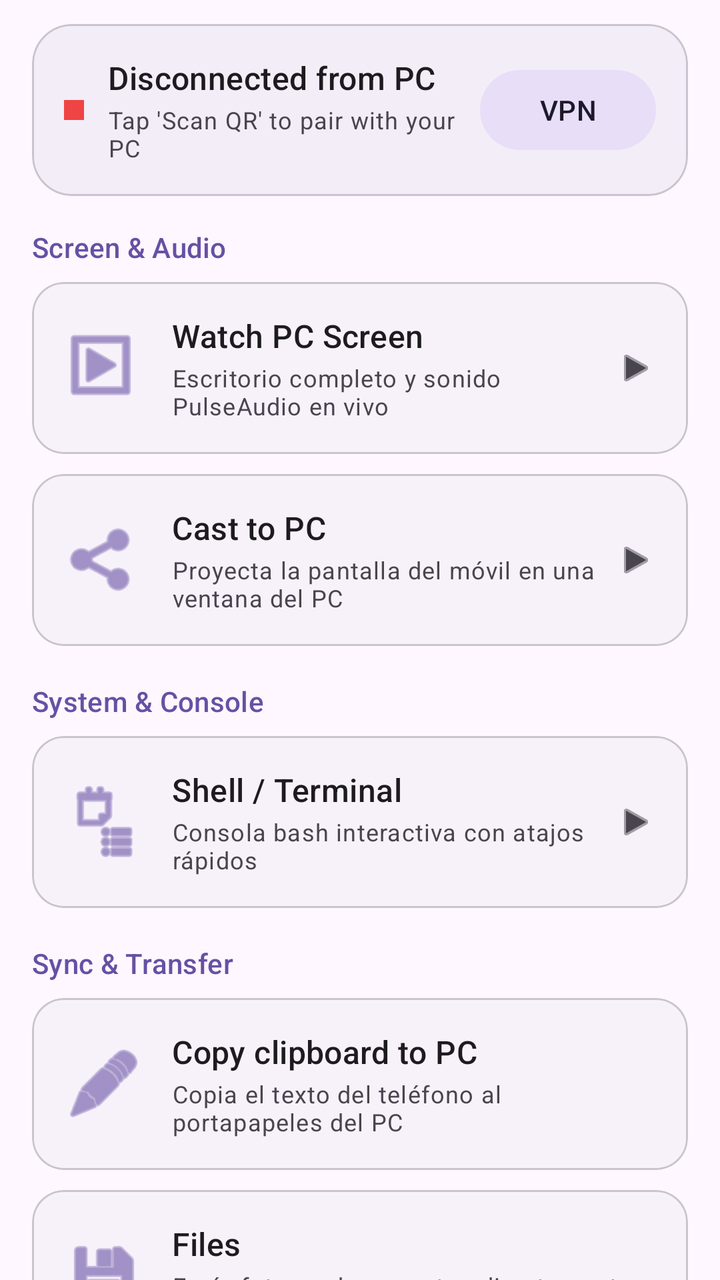
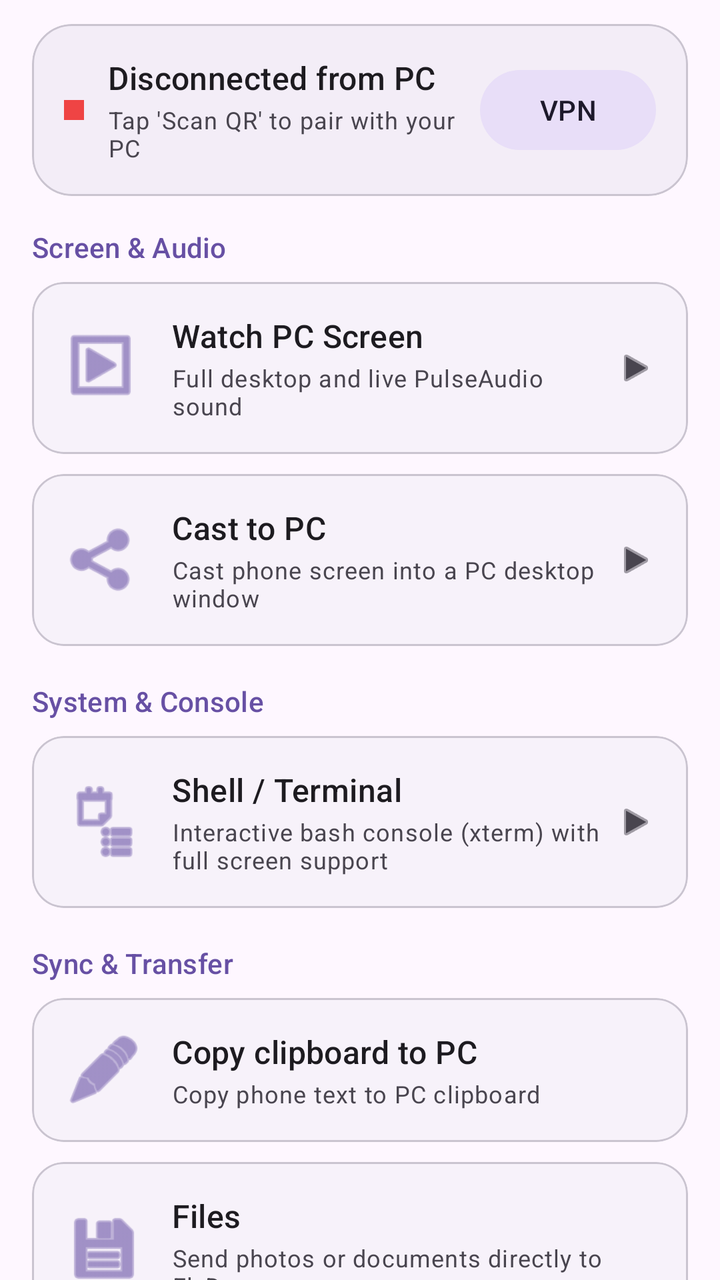

An Android layout rendered at two revisions. The XML below is the earlier revision; the diff shows what the commit changed to produce the second picture.
<!-- AndroidManifest.xml: application theme Theme.PulsarPhone -->
<!-- res/layout/view_tab_tools.xml -->
<?xml version="1.0" encoding="utf-8"?>
<androidx.core.widget.NestedScrollView xmlns:android="http://schemas.android.com/apk/res/android"
    xmlns:app="http://schemas.android.com/apk/res-auto"
    android:layout_width="match_parent"
    android:layout_height="match_parent"
    android:fillViewport="true">

    <LinearLayout
        android:layout_width="match_parent"
        android:layout_height="wrap_content"
        android:orientation="vertical"
        android:paddingHorizontal="16dp"
        android:paddingTop="12dp"
        android:paddingBottom="28dp">

        
        <com.google.android.material.card.MaterialCardView
            android:layout_width="match_parent"
            android:layout_height="wrap_content"
            android:layout_marginBottom="16dp"
            app:cardBackgroundColor="?attr/colorSurfaceContainer"
            app:cardCornerRadius="20dp"
            app:cardElevation="0dp"
            app:strokeColor="?attr/colorOutlineVariant"
            app:strokeWidth="1dp">

            <LinearLayout
                android:layout_width="match_parent"
                android:layout_height="wrap_content"
                android:gravity="center_vertical"
                android:orientation="horizontal"
                android:padding="16dp">

                <View
                    android:id="@+id/toolsStatusIndicator"
                    android:layout_width="10dp"
                    android:layout_height="10dp"
                    android:layout_marginEnd="12dp"
                    android:background="@drawable/ic_launcher_round"
                    android:backgroundTint="@color/status_disconnected" />

                <LinearLayout
                    android:layout_width="0dp"
                    android:layout_height="wrap_content"
                    android:layout_weight="1"
                    android:orientation="vertical">

                    <TextView
                        android:id="@+id/toolsStatusTitle"
                        android:layout_width="wrap_content"
                        android:layout_height="wrap_content"
                        android:text="@string/vpn_disconnected"
                        android:textAppearance="?attr/textAppearanceTitleMedium"
                        android:textColor="?attr/colorOnSurface" />

                    <TextView
                        android:id="@+id/toolsStatusSubtitle"
                        android:layout_width="wrap_content"
                        android:layout_height="wrap_content"
                        android:layout_marginTop="2dp"
                        android:text="@string/scan_qr_to_pair"
                        android:textAppearance="?attr/textAppearanceBodySmall"
                        android:textColor="?attr/colorOnSurfaceVariant" />

                </LinearLayout>

                <com.google.android.material.button.MaterialButton
                    android:id="@+id/btnToggleVpn"
                    style="@style/Widget.Material3.Button.TonalButton"
                    android:layout_width="wrap_content"
                    android:layout_height="wrap_content"
                    android:text="@string/btn_vpn" />

            </LinearLayout>

        </com.google.android.material.card.MaterialCardView>

        
        <TextView
            android:layout_width="match_parent"
            android:layout_height="wrap_content"
            android:layout_marginBottom="8dp"
            android:text="@string/tools_streaming_header"
            android:textAppearance="?attr/textAppearanceLabelLarge"
            android:textColor="?attr/colorPrimary" />

        
        <com.google.android.material.card.MaterialCardView
            android:id="@+id/cardWatchPc"
            android:layout_width="match_parent"
            android:layout_height="wrap_content"
            android:layout_marginBottom="10dp"
            android:clickable="true"
            android:focusable="true"
            app:cardBackgroundColor="?attr/colorSurfaceContainerLow"
            app:cardCornerRadius="16dp"
            app:cardElevation="0dp"
            app:strokeColor="?attr/colorOutlineVariant"
            app:strokeWidth="1dp">

            <LinearLayout
                android:layout_width="match_parent"
                android:layout_height="wrap_content"
                android:gravity="center_vertical"
                android:orientation="horizontal"
                android:padding="16dp">

                <ImageView
                    android:layout_width="40dp"
                    android:layout_height="40dp"
                    android:layout_marginEnd="14dp"
                    android:src="@android:drawable/ic_menu_slideshow"
                    app:tint="?attr/colorPrimary" />

                <LinearLayout
                    android:layout_width="0dp"
                    android:layout_height="wrap_content"
                    android:layout_weight="1"
                    android:orientation="vertical">

                    <TextView
                        android:layout_width="wrap_content"
                        android:layout_height="wrap_content"
                        android:text="@string/btn_watch_pc"
                        android:textAppearance="?attr/textAppearanceTitleMedium"
                        android:textColor="?attr/colorOnSurface" />

                    <TextView
                        android:layout_width="wrap_content"
                        android:layout_height="wrap_content"
                        android:layout_marginTop="2dp"
                        android:text="Escritorio completo y sonido PulseAudio en vivo"
                        android:textAppearance="?attr/textAppearanceBodySmall"
                        android:textColor="?attr/colorOnSurfaceVariant" />

                </LinearLayout>

                <ImageView
                    android:layout_width="20dp"
                    android:layout_height="20dp"
                    android:src="@android:drawable/ic_media_play"
                    app:tint="?attr/colorOnSurfaceVariant" />

            </LinearLayout>

        </com.google.android.material.card.MaterialCardView>

        
        <com.google.android.material.card.MaterialCardView
            android:id="@+id/cardCastPhone"
            android:layout_width="match_parent"
            android:layout_height="wrap_content"
            android:layout_marginBottom="18dp"
            android:clickable="true"
            android:focusable="true"
            app:cardBackgroundColor="?attr/colorSurfaceContainerLow"
            app:cardCornerRadius="16dp"
            app:cardElevation="0dp"
            app:strokeColor="?attr/colorOutlineVariant"
            app:strokeWidth="1dp">

            <LinearLayout
                android:layout_width="match_parent"
                android:layout_height="wrap_content"
                android:gravity="center_vertical"
                android:orientation="horizontal"
                android:padding="16dp">

                <ImageView
                    android:layout_width="40dp"
                    android:layout_height="40dp"
                    android:layout_marginEnd="14dp"
                    android:src="@android:drawable/ic_menu_share"
                    app:tint="?attr/colorPrimary" />

                <LinearLayout
                    android:layout_width="0dp"
                    android:layout_height="wrap_content"
                    android:layout_weight="1"
                    android:orientation="vertical">

                    <TextView
                        android:id="@+id/tvCastPhoneTitle"
                        android:layout_width="wrap_content"
                        android:layout_height="wrap_content"
                        android:text="@string/btn_cast_to_pc"
                        android:textAppearance="?attr/textAppearanceTitleMedium"
                        android:textColor="?attr/colorOnSurface" />

                    <TextView
                        android:layout_width="wrap_content"
                        android:layout_height="wrap_content"
                        android:layout_marginTop="2dp"
                        android:text="Proyecta la pantalla del móvil en una ventana del PC"
                        android:textAppearance="?attr/textAppearanceBodySmall"
                        android:textColor="?attr/colorOnSurfaceVariant" />

                </LinearLayout>

                <ImageView
                    android:layout_width="20dp"
                    android:layout_height="20dp"
                    android:src="@android:drawable/ic_media_play"
                    app:tint="?attr/colorOnSurfaceVariant" />

            </LinearLayout>

        </com.google.android.material.card.MaterialCardView>

        
        <TextView
            android:layout_width="match_parent"
            android:layout_height="wrap_content"
            android:layout_marginBottom="8dp"
            android:text="@string/tools_system_header"
            android:textAppearance="?attr/textAppearanceLabelLarge"
            android:textColor="?attr/colorPrimary" />

        
        <com.google.android.material.card.MaterialCardView
            android:id="@+id/cardRemoteShell"
            android:layout_width="match_parent"
            android:layout_height="wrap_content"
            android:layout_marginBottom="18dp"
            android:clickable="true"
            android:focusable="true"
            app:cardBackgroundColor="?attr/colorSurfaceContainerLow"
            app:cardCornerRadius="16dp"
            app:cardElevation="0dp"
            app:strokeColor="?attr/colorOutlineVariant"
            app:strokeWidth="1dp">

            <LinearLayout
                android:layout_width="match_parent"
                android:layout_height="wrap_content"
                android:gravity="center_vertical"
                android:orientation="horizontal"
                android:padding="16dp">

                <ImageView
                    android:layout_width="40dp"
                    android:layout_height="40dp"
                    android:layout_marginEnd="14dp"
                    android:src="@android:drawable/ic_menu_agenda"
                    app:tint="?attr/colorPrimary" />

                <LinearLayout
                    android:layout_width="0dp"
                    android:layout_height="wrap_content"
                    android:layout_weight="1"
                    android:orientation="vertical">

                    <TextView
                        android:layout_width="wrap_content"
                        android:layout_height="wrap_content"
                        android:text="@string/btn_terminal"
                        android:textAppearance="?attr/textAppearanceTitleMedium"
                        android:textColor="?attr/colorOnSurface" />

                    <TextView
                        android:layout_width="wrap_content"
                        android:layout_height="wrap_content"
                        android:layout_marginTop="2dp"
                        android:text="Consola bash interactiva con atajos rápidos"
                        android:textAppearance="?attr/textAppearanceBodySmall"
                        android:textColor="?attr/colorOnSurfaceVariant" />

                </LinearLayout>

                <ImageView
                    android:layout_width="20dp"
                    android:layout_height="20dp"
                    android:src="@android:drawable/ic_media_play"
                    app:tint="?attr/colorOnSurfaceVariant" />

            </LinearLayout>

        </com.google.android.material.card.MaterialCardView>

        
        <TextView
            android:layout_width="match_parent"
            android:layout_height="wrap_content"
            android:layout_marginBottom="8dp"
            android:text="@string/tools_sync_header"
            android:textAppearance="?attr/textAppearanceLabelLarge"
            android:textColor="?attr/colorPrimary" />

        
        <com.google.android.material.card.MaterialCardView
            android:id="@+id/cardClipboardSync"
            android:layout_width="match_parent"
            android:layout_height="wrap_content"
            android:layout_marginBottom="10dp"
            android:clickable="true"
            android:focusable="true"
            app:cardBackgroundColor="?attr/colorSurfaceContainerLow"
            app:cardCornerRadius="16dp"
            app:cardElevation="0dp"
            app:strokeColor="?attr/colorOutlineVariant"
            app:strokeWidth="1dp">

            <LinearLayout
                android:layout_width="match_parent"
                android:layout_height="wrap_content"
                android:gravity="center_vertical"
                android:orientation="horizontal"
                android:padding="16dp">

                <ImageView
                    android:layout_width="40dp"
                    android:layout_height="40dp"
                    android:layout_marginEnd="14dp"
                    android:src="@android:drawable/ic_menu_edit"
                    app:tint="?attr/colorPrimary" />

                <LinearLayout
                    android:layout_width="0dp"
                    android:layout_height="wrap_content"
                    android:layout_weight="1"
                    android:orientation="vertical">

                    <TextView
                        android:layout_width="wrap_content"
                        android:layout_height="wrap_content"
                        android:text="@string/send_clipboard"
                        android:textAppearance="?attr/textAppearanceTitleMedium"
                        android:textColor="?attr/colorOnSurface" />

                    <TextView
                        android:layout_width="wrap_content"
                        android:layout_height="wrap_content"
                        android:layout_marginTop="2dp"
                        android:text="Copia el texto del teléfono al portapapeles del PC"
                        android:textAppearance="?attr/textAppearanceBodySmall"
                        android:textColor="?attr/colorOnSurfaceVariant" />

                </LinearLayout>

            </LinearLayout>

        </com.google.android.material.card.MaterialCardView>

        
        <com.google.android.material.card.MaterialCardView
            android:id="@+id/cardSendFiles"
            android:layout_width="match_parent"
            android:layout_height="wrap_content"
            android:layout_marginBottom="10dp"
            android:clickable="true"
            android:focusable="true"
            app:cardBackgroundColor="?attr/colorSurfaceContainerLow"
            app:cardCornerRadius="16dp"
            app:cardElevation="0dp"
            app:strokeColor="?attr/colorOutlineVariant"
            app:strokeWidth="1dp">

            <LinearLayout
                android:layout_width="match_parent"
                android:layout_height="wrap_content"
                android:gravity="center_vertical"
                android:orientation="horizontal"
                android:padding="16dp">

                <ImageView
                    android:layout_width="40dp"
                    android:layout_height="40dp"
                    android:layout_marginEnd="14dp"
                    android:src="@android:drawable/ic_menu_save"
                    app:tint="?attr/colorPrimary" />

                <LinearLayout
                    android:layout_width="0dp"
                    android:layout_height="wrap_content"
                    android:layout_weight="1"
                    android:orientation="vertical">

                    <TextView
                        android:layout_width="wrap_content"
                        android:layout_height="wrap_content"
                        android:text="@string/btn_files"
                        android:textAppearance="?attr/textAppearanceTitleMedium"
                        android:textColor="?attr/colorOnSurface" />

                    <TextView
                        android:layout_width="wrap_content"
                        android:layout_height="wrap_content"
                        android:layout_marginTop="2dp"
                        android:text="Envía fotos o documentos directamente a FlyDrop"
                        android:textAppearance="?attr/textAppearanceBodySmall"
                        android:textColor="?attr/colorOnSurfaceVariant" />

                </LinearLayout>

            </LinearLayout>

        </com.google.android.material.card.MaterialCardView>

        
        <com.google.android.material.card.MaterialCardView
            android:id="@+id/cardNotificationSync"
            android:layout_width="match_parent"
            android:layout_height="wrap_content"
            android:layout_marginBottom="10dp"
            android:clickable="true"
            android:focusable="true"
            app:cardBackgroundColor="?attr/colorSurfaceContainerLow"
            app:cardCornerRadius="16dp"
            app:cardElevation="0dp"
            app:strokeColor="?attr/colorOutlineVariant"
            app:strokeWidth="1dp">

            <LinearLayout
                android:layout_width="match_parent"
                android:layout_height="wrap_content"
                android:gravity="center_vertical"
                android:orientation="horizontal"
                android:padding="16dp">

                <ImageView
                    android:id="@+id/ivNotificationIcon"
                    android:layout_width="40dp"
                    android:layout_height="40dp"
                    android:layout_marginEnd="14dp"
                    android:src="@android:drawable/ic_dialog_info"
                    app:tint="?attr/colorPrimary" />

                <LinearLayout
                    android:layout_width="0dp"
                    android:layout_height="wrap_content"
                    android:layout_weight="1"
                    android:orientation="vertical">

                    <TextView
                        android:id="@+id/tvNotificationTitle"
                        android:layout_width="wrap_content"
                        android:layout_height="wrap_content"
                        android:text="@string/btn_notifications"
                        android:textAppearance="?attr/textAppearanceTitleMedium"
                        android:textColor="?attr/colorOnSurface" />

                    <TextView
                        android:id="@+id/tvNotificationSubtitle"
                        android:layout_width="wrap_content"
                        android:layout_height="wrap_content"
                        android:layout_marginTop="2dp"
                        android:text="Reenvía tus avisos al centro de notificaciones de Pulsar OS"
                        android:textAppearance="?attr/textAppearanceBodySmall"
                        android:textColor="?attr/colorOnSurfaceVariant" />

                </LinearLayout>

            </LinearLayout>

        </com.google.android.material.card.MaterialCardView>

    </LinearLayout>

</androidx.core.widget.NestedScrollView>
<!-- resources referenced by this layout -->
<resources>
  <color name="status_disconnected">#EF4444</color>
  <!-- drawable ic_launcher_round (drawable) -->
  <vector xmlns:android="http://schemas.android.com/apk/res/android"
      xmlns:aapt="http://schemas.android.com/aapt"
      android:width="108dp"
      android:height="108dp"
      android:viewportWidth="108"
      android:viewportHeight="108">
  
      
      <path
          android:pathData="M0,0 L108,0 L108,108 L0,108 Z">
          <aapt:attr name="android:fillColor">
              <gradient
                  android:startX="0"
                  android:startY="0"
                  android:endX="108"
                  android:endY="108"
                  android:type="linear">
                  <item android:color="#3584e4" android:offset="0.0"/>
                  <item android:color="#9141ac" android:offset="0.5"/>
                  <item android:color="#e01b24" android:offset="1.0"/>
              </gradient>
          </aapt:attr>
      </path>
  
      
      <path
          android:strokeColor="#FFFFFF"
          android:strokeWidth="3.5"
          android:strokeLineCap="round"
          android:strokeLineJoin="round"
          android:fillColor="#00000000"
          android:pathData="M46,32 L62,32 A5,5 0 0,1 67,37 L67,71 A5,5 0 0,1 62,76 L46,76 A5,5 0 0,1 41,71 L41,37 A5,5 0 0,1 46,32 Z"/>
  
      
      <path
          android:strokeColor="#FFFFFF"
          android:strokeWidth="2.5"
          android:strokeLineCap="round"
          android:pathData="M51,37 L57,37"/>
  
      
      <path
          android:strokeColor="#FFFFFF"
          android:strokeWidth="3.5"
          android:strokeLineCap="round"
          android:pathData="M54,71 L54.01,71"/>
  
  </vector>
  <string name="btn_cast_to_pc">Cast to PC</string>
  <string name="btn_files">Files</string>
  <string name="btn_notifications">Notifications</string>
  <string name="btn_terminal">Shell / Terminal</string>
  <string name="btn_vpn">VPN</string>
  <string name="btn_watch_pc">Watch PC Screen</string>
  <string name="scan_qr_to_pair">Tap \'Scan QR\' to pair with your PC</string>
  <string name="send_clipboard">Copy clipboard to PC</string>
  <string name="tools_streaming_header">Screen &amp; Audio</string>
  <string name="tools_sync_header">Sync &amp; Transfer</string>
  <string name="tools_system_header">System &amp; Console</string>
  <string name="vpn_disconnected">Disconnected from PC</string>
  <style name="Theme.PulsarPhone" parent="Theme.Material3.DayNight.NoActionBar">
          <item name="android:statusBarColor">?attr/colorSurface</item>
          <item name="android:windowLightStatusBar">true</item>
          <item name="android:navigationBarColor">?attr/colorSurface</item>
      </style>
</resources>

<!-- the commit's change to res/layout/view_tab_tools.xml (unified diff, before → after) -->
@@ -129,7 +129,7 @@
                         android:layout_width="wrap_content"
                         android:layout_height="wrap_content"
                         android:layout_marginTop="2dp"
-                        android:text="Escritorio completo y sonido PulseAudio en vivo"
+                        android:text="@string/tools_watch_pc_desc"
                         android:textAppearance="?attr/textAppearanceBodySmall"
                         android:textColor="?attr/colorOnSurfaceVariant" />
 
@@ -191,7 +191,7 @@
                         android:layout_width="wrap_content"
                         android:layout_height="wrap_content"
                         android:layout_marginTop="2dp"
-                        android:text="Proyecta la pantalla del móvil en una ventana del PC"
+                        android:text="@string/tools_cast_phone_desc"
                         android:textAppearance="?attr/textAppearanceBodySmall"
                         android:textColor="?attr/colorOnSurfaceVariant" />
 
@@ -261,7 +261,7 @@
                         android:layout_width="wrap_content"
                         android:layout_height="wrap_content"
                         android:layout_marginTop="2dp"
-                        android:text="Consola bash interactiva con atajos rápidos"
+                        android:text="@string/tools_terminal_desc"
                         android:textAppearance="?attr/textAppearanceBodySmall"
                         android:textColor="?attr/colorOnSurfaceVariant" />
 
@@ -331,7 +331,7 @@
                         android:layout_width="wrap_content"
                         android:layout_height="wrap_content"
                         android:layout_marginTop="2dp"
-                        android:text="Copia el texto del teléfono al portapapeles del PC"
+                        android:text="@string/tools_clipboard_desc"
                         android:textAppearance="?attr/textAppearanceBodySmall"
                         android:textColor="?attr/colorOnSurfaceVariant" />
 
@@ -386,7 +386,7 @@
                         android:layout_width="wrap_content"
                         android:layout_height="wrap_content"
                         android:layout_marginTop="2dp"
-                        android:text="Envía fotos o documentos directamente a FlyDrop"
+                        android:text="@string/tools_files_desc"
                         android:textAppearance="?attr/textAppearanceBodySmall"
                         android:textColor="?attr/colorOnSurfaceVariant" />
 
@@ -444,7 +444,7 @@
                         android:layout_width="wrap_content"
                         android:layout_height="wrap_content"
                         android:layout_marginTop="2dp"
-                        android:text="Reenvía tus avisos al centro de notificaciones de Pulsar OS"
+                        android:text="@string/tools_notifications_desc"
                         android:textAppearance="?attr/textAppearanceBodySmall"
                         android:textColor="?attr/colorOnSurfaceVariant" />
 
<!-- resource entries referenced after the edit -->
@@ -58,9 +58,15 @@
   <string name="btn_watch_pc">Watch PC Screen</string>
   <string name="scan_qr_to_pair">Tap \'Scan QR\' to pair with your PC</string>
   <string name="send_clipboard">Copy clipboard to PC</string>
+  <string name="tools_cast_phone_desc">Cast phone screen into a PC desktop window</string>
+  <string name="tools_clipboard_desc">Copy phone text to PC clipboard</string>
+  <string name="tools_files_desc">Send photos or documents directly to FlyDrop</string>
+  <string name="tools_notifications_desc">Relay phone notifications to Pulsar OS desktop</string>
   <string name="tools_streaming_header">Screen &amp; Audio</string>
   <string name="tools_sync_header">Sync &amp; Transfer</string>
   <string name="tools_system_header">System &amp; Console</string>
+  <string name="tools_terminal_desc">Interactive bash console (xterm) with full screen support</string>
+  <string name="tools_watch_pc_desc">Full desktop and live PulseAudio sound</string>
   <string name="vpn_disconnected">Disconnected from PC</string>
   <style name="Theme.PulsarPhone" parent="Theme.Material3.DayNight.NoActionBar">
           <item name="android:statusBarColor">?attr/colorSurface</item>
